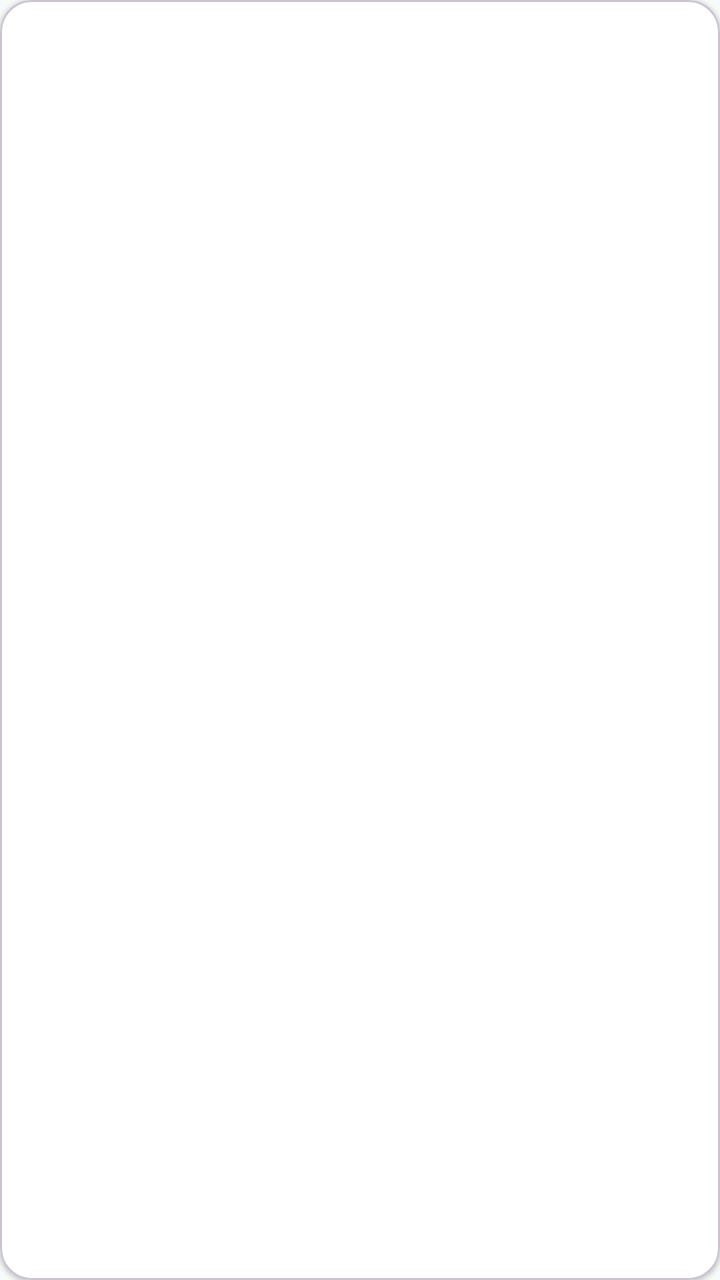
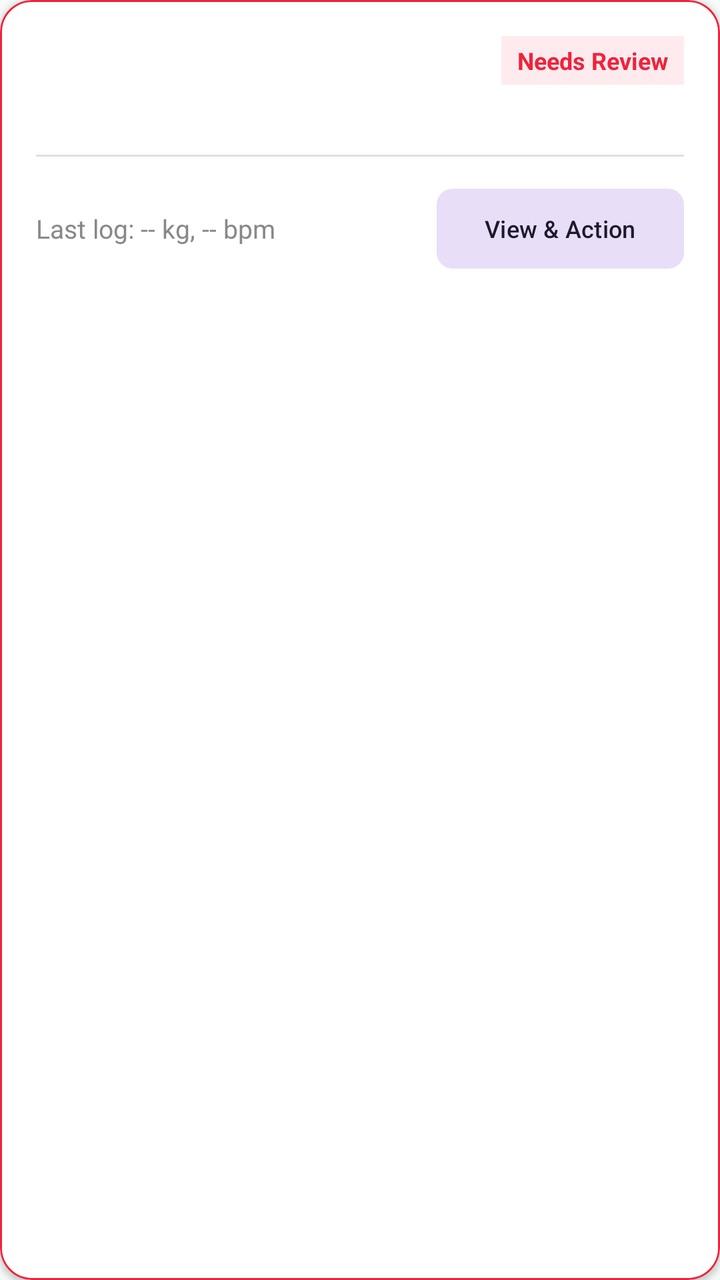

Compare the two renders of this Android layout. The source of the first and the diff that turns it into the second are given below.
<!-- AndroidManifest.xml: application theme Theme.HealthierU -->
<!-- res/layout/item_patient.xml -->
<?xml version="1.0" encoding="utf-8"?>
<com.google.android.material.card.MaterialCardView
    xmlns:android="http://schemas.android.com/apk/res/android"
    xmlns:app="http://schemas.android.com/apk/res-auto"
    android:layout_width="match_parent"
    android:layout_height="wrap_content"
    android:layout_marginBottom="12dp"
    android:clickable="true"
    android:focusable="true"
    app:cardBackgroundColor="@color/white"
    app:cardCornerRadius="16dp"
    app:cardElevation="1dp">

    <LinearLayout
        android:layout_width="match_parent"
        android:layout_height="wrap_content"
        android:orientation="vertical"
        android:padding="18dp">

        <TextView
            android:id="@+id/tvPatientName"
            android:layout_width="wrap_content"
            android:layout_height="wrap_content"
            android:textColor="@color/navy"
            android:textSize="17sp"
            android:textStyle="bold" />

        <TextView
            android:id="@+id/tvPatientGoal"
            style="@style/BodyMuted"
            android:layout_width="wrap_content"
            android:layout_height="wrap_content"
            android:layout_marginTop="2dp" />

        <TextView
            android:id="@+id/tvPatientStatus"
            android:layout_width="wrap_content"
            android:layout_height="wrap_content"
            android:layout_marginTop="6dp"
            android:textColor="@color/primary"
            android:textSize="14sp"
            android:textStyle="bold" />
    </LinearLayout>
</com.google.android.material.card.MaterialCardView>
<!-- resources referenced by this layout -->
<resources>
  <color name="navy">#22334A</color>
  <color name="primary">#1B7F6B</color>
  <color name="white">#FFFFFFFF</color>
  <style name="BodyMuted">
          <item name="android:textSize">14sp</item>
          <item name="android:textColor">@color/muted</item>
      </style>
  <style name="Theme.HealthierU" parent="Base.Theme.HealthierU" />
  <color name="muted">#5F6F7A</color>
  <style name="Base.Theme.HealthierU" parent="Theme.Material3.Light">
          <item name="colorPrimary">@color/primary</item>
          <item name="colorOnPrimary">@color/white</item>
          <item name="colorSecondary">@color/navy</item>
          <item name="android:windowBackground">@color/background</item>
          <item name="android:statusBarColor">@color/primary_dark</item>
      </style>
  <color name="background">#F6FAF8</color>
  <color name="primary_dark">#14594B</color>
</resources>

<!-- the commit's change to res/layout/item_patient.xml (unified diff, before → after) -->
@@ -2,14 +2,18 @@
 <com.google.android.material.card.MaterialCardView
     xmlns:android="http://schemas.android.com/apk/res/android"
     xmlns:app="http://schemas.android.com/apk/res-auto"
+    android:id="@+id/cardPatient"
     android:layout_width="match_parent"
     android:layout_height="wrap_content"
-    android:layout_marginBottom="12dp"
+    android:layout_marginBottom="16dp"
     android:clickable="true"
     android:focusable="true"
     app:cardBackgroundColor="@color/white"
     app:cardCornerRadius="16dp"
-    app:cardElevation="1dp">
+    app:cardElevation="2dp"
+    app:strokeColor="#EF233C"
+    app:strokeWidth="1dp">
+    
 
     <LinearLayout
         android:layout_width="match_parent"
@@ -17,28 +21,79 @@
         android:orientation="vertical"
         android:padding="18dp">
 
-        <TextView
-            android:id="@+id/tvPatientName"
-            android:layout_width="wrap_content"
+        
+        <LinearLayout
+            android:layout_width="match_parent"
             android:layout_height="wrap_content"
-            android:textColor="@color/navy"
-            android:textSize="17sp"
-            android:textStyle="bold" />
+            android:gravity="center_vertical"
+            android:orientation="horizontal">
 
+            <TextView
+                android:id="@+id/tvPatientName"
+                android:layout_width="0dp"
+                android:layout_height="wrap_content"
+                android:layout_weight="1"
+                android:textColor="@color/navy"
+                android:textSize="18sp"
+                android:textStyle="bold" />
+
+            
+            <TextView
+                android:id="@+id/tvPatientStatus"
+                android:layout_width="wrap_content"
+                android:layout_height="wrap_content"
+                android:background="#FFEBEE"
+                android:paddingHorizontal="8dp"
+                android:paddingVertical="4dp"
+                android:text="Needs Review"
+                android:textColor="#EF233C"
+                android:textSize="12sp"
+                android:textStyle="bold" />
+        </LinearLayout>
+
+        
         <TextView
             android:id="@+id/tvPatientGoal"
             style="@style/BodyMuted"
             android:layout_width="wrap_content"
             android:layout_height="wrap_content"
-            android:layout_marginTop="2dp" />
+            android:layout_marginTop="4dp"
+            android:textColor="#6C757D"
+            android:textSize="14sp" />
 
-        <TextView
-            android:id="@+id/tvPatientStatus"
-            android:layout_width="wrap_content"
+        
+        <View
+            android:layout_width="match_parent"
+            android:layout_height="1dp"
+            android:layout_marginTop="12dp"
+            android:layout_marginBottom="12dp"
+            android:background="#E0E0E0" />
+
+        
+        <LinearLayout
+            android:layout_width="match_parent"
             android:layout_height="wrap_content"
-            android:layout_marginTop="6dp"
-            android:textColor="@color/primary"
-            android:textSize="14sp"
-            android:textStyle="bold" />
+            android:gravity="center_vertical"
+            android:orientation="horizontal">
+
+            
+            <TextView
+                android:id="@+id/tvPatientMetrics"
+                android:layout_width="0dp"
+                android:layout_height="wrap_content"
+                android:layout_weight="1"
+                android:text="Last log: -- kg, -- bpm"
+                android:textColor="#888888"
+                android:textSize="13sp" />
+
+            <com.google.android.material.button.MaterialButton
+                android:id="@+id/btnViewPatient"
+                style="@style/Widget.Material3.Button.TonalButton"
+                android:layout_width="wrap_content"
+                android:layout_height="wrap_content"
+                android:text="View &amp; Action"
+                android:textSize="12sp"
+                app:cornerRadius="8dp" />
+        </LinearLayout>
     </LinearLayout>
 </com.google.android.material.card.MaterialCardView>
